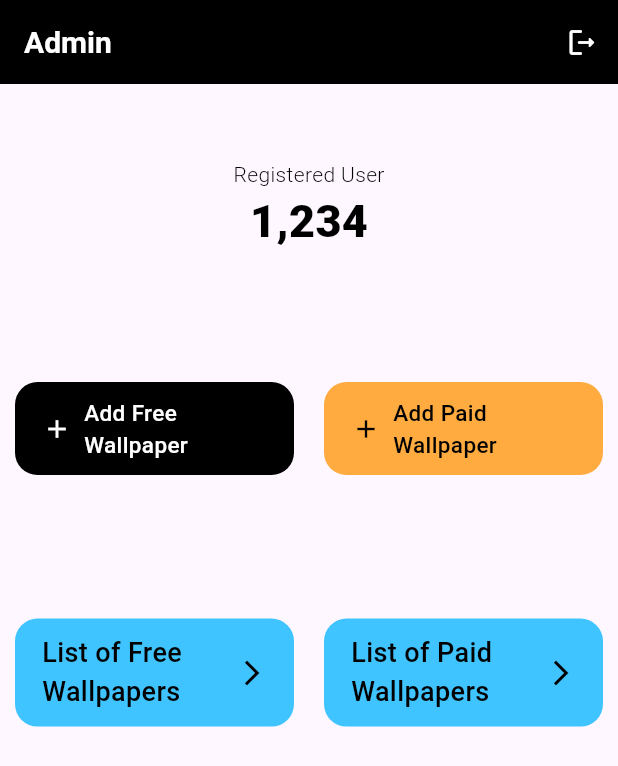
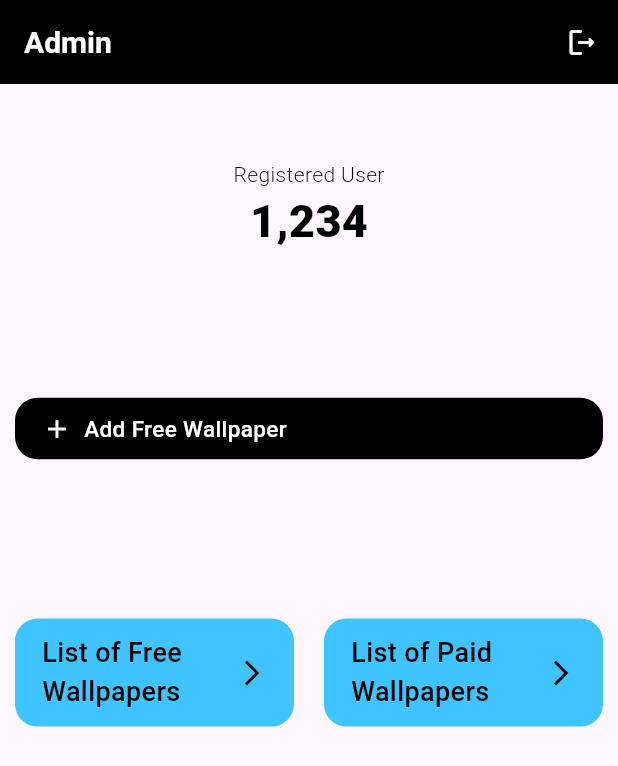
Before and after one commit to CodingSahil/my_flutter_wallpaper, a Flutter app: the screen it shows after launch, on a phone screen of 412 x 824 dp. Shown: the top 766 px of the screen. Run offline on Flutter 3.47's test engine with Material 3 defaults, Android fonts, the light colour scheme and no system bars; our stand-ins replace cached_network_image, carousel_slider, curved_navigation_bar, flutter_cache_manager, flutter_screenutil, flutter_svg and 4 more; Roboto replaces fonts that are missing (Poppins).

Commit message:
minor changes

```diff
--- a/lib/Admin/admin_home.dart
+++ b/lib/Admin/admin_home.dart
@@ -8,10 +8,8 @@ import '../pages/login.dart';
 import 'list_of_wallpaper.dart';
 
 enum NavigationEnum {
-  addFreeWallpaper,
-  editFreeWallpaper,
-  addPaidWallpaper,
-  editPaidWallpaper,
+  addWallpaper,
+  editWallpaper,
 }
 
 class NavigationForAddEditWallpaperState {
@@ -130,23 +128,21 @@ class _AdminHomeState extends State<AdminHome> {
                     ),
                   ],
                 ),
-                Row(
-                  children: [
-                    Expanded(
-                      child: commonContainer(
-                        title: 'Add Free Wallpaper',
-                        navigationEnum: NavigationEnum.addFreeWallpaper,
-                      ),
-                    ),
-                    Expanded(
-                      child: commonContainer(
-                        title: 'Add Paid Wallpaper',
-                        navigationEnum: NavigationEnum.addPaidWallpaper,
-                        backGroundColor: Colors.orangeAccent,
-                      ),
-                    ),
-                  ],
+                // Row(
+                //   children: [
+                commonContainer(
+                  title: 'Add Free Wallpaper',
+                  navigationEnum: NavigationEnum.addWallpaper,
                 ),
+                //     Expanded(
+                //       child: commonContainer(
+                //         title: 'Add Paid Wallpaper',
+                //         navigationEnum: NavigationEnum.addPaidWallpaper,
+                //         backGroundColor: Colors.orangeAccent,
+                //       ),
+                //     ),
+                //   ],
+                // ),
                 Column(
                   children: [
                     Row(
@@ -156,8 +152,10 @@ class _AdminHomeState extends State<AdminHome> {
                             behavior: HitTestBehavior.translucent,
                             onTap: () {
                               Navigator.pushNamed(
-                                  context, AppRoutes.wallpaperList,
-                                  arguments: EnumForListCategory.free);
+                                context,
+                                AppRoutes.wallpaperList,
+                                arguments: EnumForListCategory.free,
+                              );
                             },
                             child: Container(
                               padding: EdgeInsets.symmetric(
--- a/lib/pages/full_screen.dart
+++ b/lib/pages/full_screen.dart
@@ -3,7 +3,6 @@ import 'dart:io';
 import 'dart:typed_data';
 import 'package:cached_network_image/cached_network_image.dart';
 import 'package:flutter/material.dart';
-import 'package:dio/dio.dart';
 import 'package:flutter_cache_manager/flutter_cache_manager.dart';
 import 'package:my_flutter_wallpaper/utils/routes/route.dart';
 import 'package:share_plus/share_plus.dart';
@@ -191,6 +190,7 @@ class _FullScreenState extends State<FullScreen> {
                             setState(() {
                               loader = false;
                             });
+                            /// todo payment page @RahulMistry
                             return;
                             Navigator.pushNamed(
                               context,
```
Also changed, not shown: lib/Admin/add-edit-wallpaper.dart (+95 -21 lines), lib/Admin/list_of_wallpaper.dart (+15 -12 lines), lib/pages/login.dart (+16 -16 lines).
